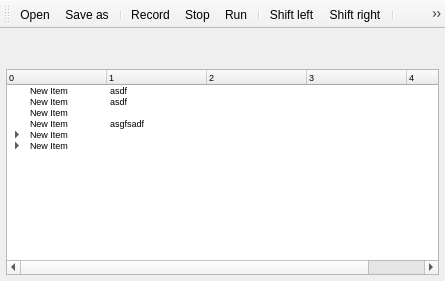
The window that pyguibot/views/main.ui (pyrochlore/PyGUIBot) describes before a commit, drawn with Qt 5.
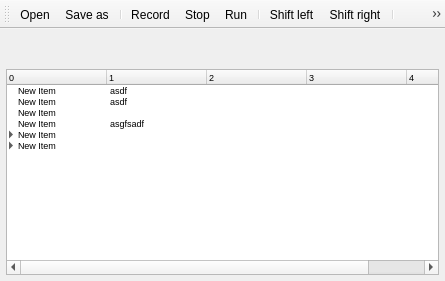
The same window after the commit. Icons and pictures are not drawn.

Commit message: Numbers leading comments, etc.

```diff
--- a/pyguibot/views/main.ui
+++ b/pyguibot/views/main.ui
@@ -81,9 +81,18 @@
       <property name="selectionBehavior">
        <enum>QAbstractItemView::SelectItems</enum>
       </property>
+      <property name="indentation">
+       <number>8</number>
+      </property>
+      <property name="allColumnsShowFocus">
+       <bool>true</bool>
+      </property>
       <property name="expandsOnDoubleClick">
        <bool>false</bool>
       </property>
+      <attribute name="headerMinimumSectionSize">
+       <number>0</number>
+      </attribute>
       <column>
        <property name="text">
         <string>0</string>
```
The commit also changes 2 other files.
